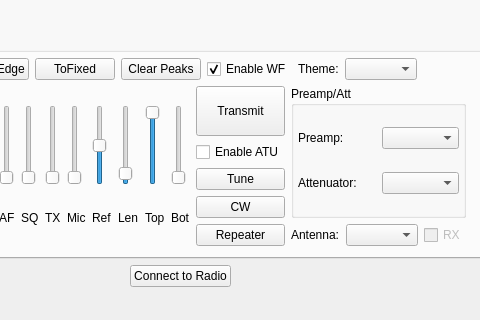
Old version of the form wfmain.ui in the repository adecarolis/wfweb; both pictures show x 481 to 961 and y 340 to 660 of the 1063 by 660 pixel window.
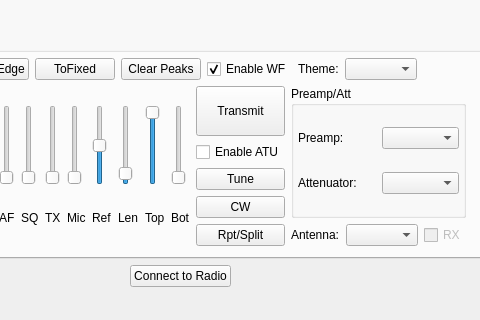
New version of the form. The open tabs and pages were chosen to show the change. Custom widgets are drawn as their Qt base class.

Commit message: Added split state LED for split.

What changed in the file:
```diff
--- a/wfmain.ui
+++ b/wfmain.ui
@@ -1057,7 +1057,7 @@
                <string>Show the repeater tone and offset window</string>
               </property>
               <property name="text">
-               <string>Repeater</string>
+               <string>Rpt/Split</string>
               </property>
              </widget>
             </item>
```
Left out of the diff: 10 changed lines with no effect on the pictures. The commit also changes 7 other files.
